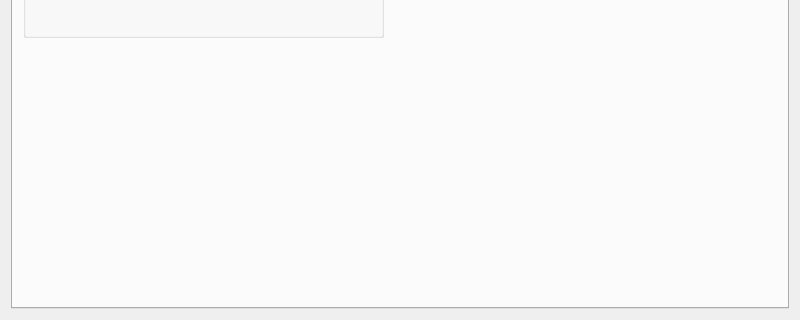
This is Preferences/preferences.ui in PROPHESSOR/ProHex as Qt 5 draws it before an edit; both pictures show x 0 to 800 and y 280 to 600 of the 800 by 600 pixel window. The edited form follows.
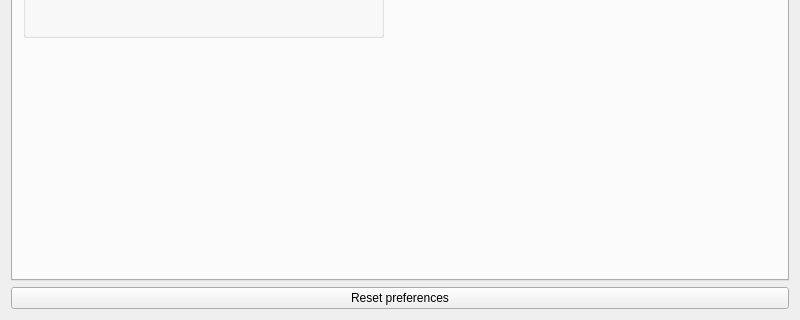
This is the edited form.

Commit message: Добавлен сброс настроек

What changed in the file:
```diff
--- a/Preferences/preferences.ui
+++ b/Preferences/preferences.ui
@@ -399,6 +399,13 @@
      </widget>
     </widget>
    </item>
+   <item row="1" column="0">
+    <widget class="QPushButton" name="resetPreferences">
+     <property name="text">
+      <string>Reset preferences</string>
+     </property>
+    </widget>
+   </item>
   </layout>
  </widget>
  <resources/>
```
The commit also changes 2 other files.
